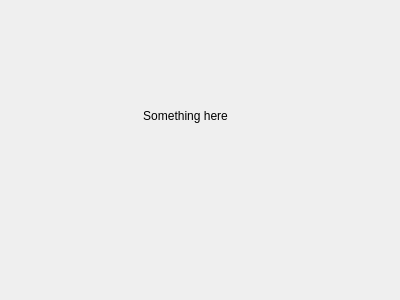
Before: the Qt Designer form Engine/AG-Mapping/ui/introduction.ui in lacie-life/SemanticMapping, drawn with Qt 5.
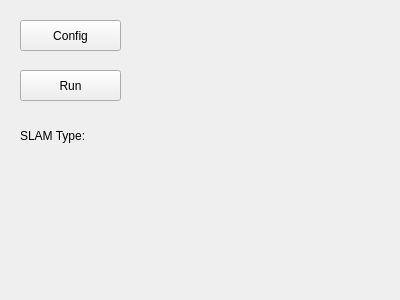
After: the same form once the commit is applied.

```diff
--- a/Engine/AG-Mapping/ui/introduction.ui
+++ b/Engine/AG-Mapping/ui/introduction.ui
@@ -13,20 +13,46 @@
   <property name="windowTitle">
    <string>Form</string>
   </property>
-  <widget class="QLabel" name="label">
+  <widget class="QLabel" name="slam_type_label">
+   <property name="enabled">
+    <bool>true</bool>
+   </property>
    <property name="geometry">
     <rect>
-     <x>90</x>
-     <y>90</y>
-     <width>191</width>
-     <height>51</height>
+     <x>20</x>
+     <y>120</y>
+     <width>161</width>
+     <height>31</height>
     </rect>
    </property>
    <property name="text">
-    <string>Something here</string>
+    <string>SLAM Type: </string>
    </property>
-   <property name="alignment">
-    <set>Qt::AlignCenter</set>
+  </widget>
+  <widget class="QPushButton" name="run_action">
+   <property name="geometry">
+    <rect>
+     <x>20</x>
+     <y>70</y>
+     <width>101</width>
+     <height>31</height>
+    </rect>
+   </property>
+   <property name="text">
+    <string>Run</string>
+   </property>
+  </widget>
+  <widget class="QPushButton" name="system_config">
+   <property name="geometry">
+    <rect>
+     <x>20</x>
+     <y>20</y>
+     <width>101</width>
+     <height>31</height>
+    </rect>
+   </property>
+   <property name="text">
+    <string>Config</string>
    </property>
   </widget>
  </widget>
```
